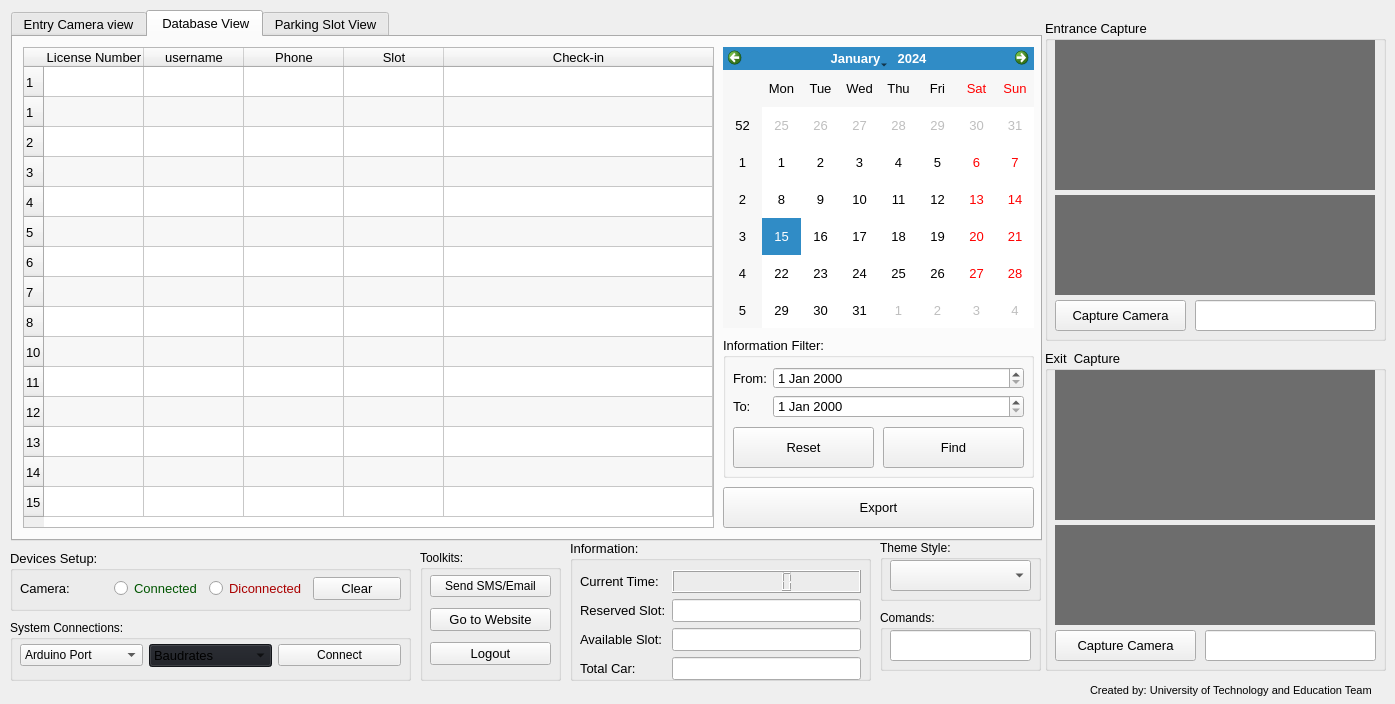
The window that ui/main.ui (leonardin999/Smart-Parking-System) describes before a commit, drawn with Qt 5.
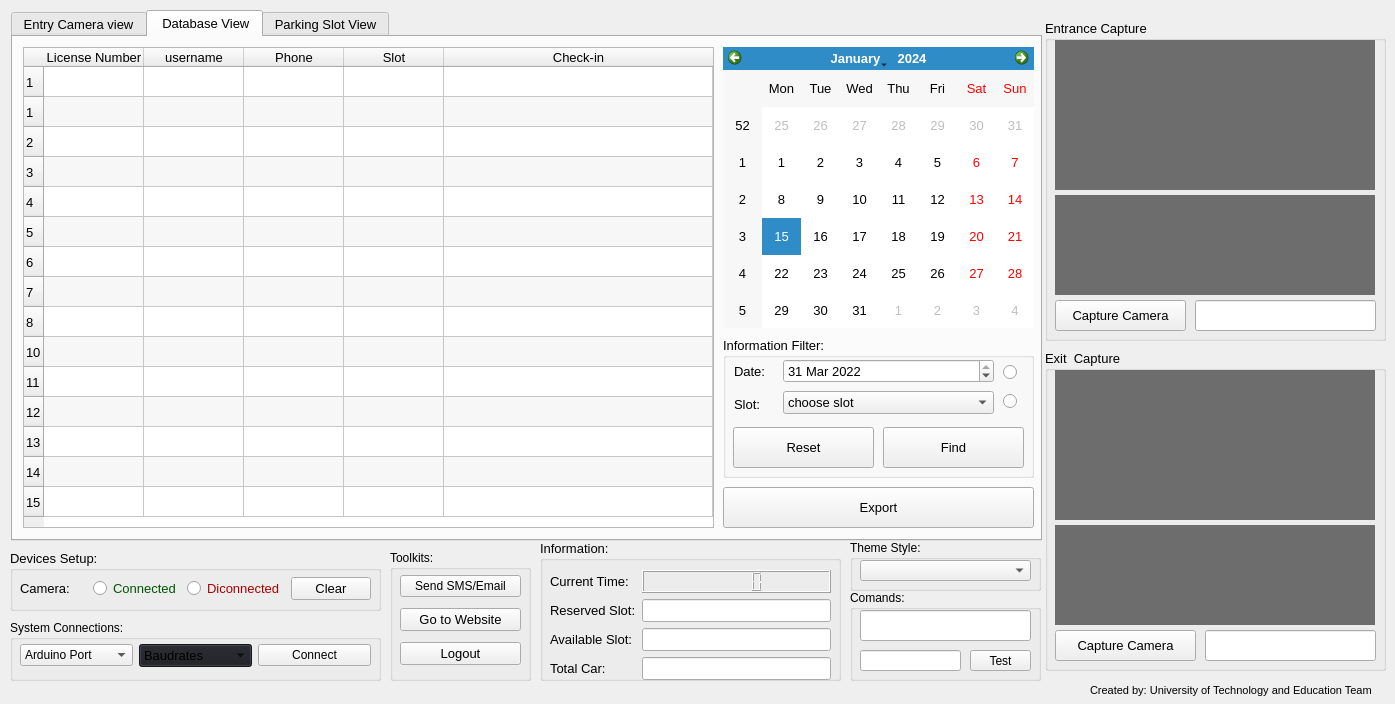
The same window after the commit. The open tabs and pages were chosen to show the change.

What changed in the file:
```diff
--- a/ui/main.ui
+++ b/ui/main.ui
@@ -316,38 +316,6 @@
         <string>Find</string>
        </property>
       </widget>
-      <widget class="QWidget" name="layoutWidget">
-       <property name="geometry">
-        <rect>
-         <x>10</x>
-         <y>30</y>
-         <width>291</width>
-         <height>51</height>
-        </rect>
-       </property>
-       <layout class="QFormLayout" name="formLayout_2">
-        <item row="0" column="0">
-         <widget class="QLabel" name="label_9">
-          <property name="text">
-           <string>From:</string>
-          </property>
-         </widget>
-        </item>
-        <item row="0" column="1">
-         <widget class="QDateEdit" name="dateEdit"/>
-        </item>
-        <item row="1" column="0">
-         <widget class="QLabel" name="label_11">
-          <property name="text">
-           <string>To:</string>
-          </property>
-         </widget>
-        </item>
-        <item row="1" column="1">
-         <widget class="QDateEdit" name="dateEdit_2"/>
-        </item>
-       </layout>
-      </widget>
       <widget class="QPushButton" name="btn_reset">
        <property name="geometry">
         <rect>
@@ -361,6 +329,150 @@
         <string>Reset</string>
        </property>
       </widget>
+      <widget class="QWidget" name="">
+       <property name="geometry">
+        <rect>
+         <x>11</x>
+         <y>20</y>
+         <width>41</width>
+         <height>61</height>
+        </rect>
+       </property>
+       <layout class="QVBoxLayout" name="verticalLayout_6">
+        <item>
+         <widget class="QLabel" name="label_9">
+          <property name="text">
+           <string>Date:</string>
+          </property>
+         </widget>
+        </item>
+        <item>
+         <widget class="QLabel" name="label_11">
+          <property name="text">
+           <string>Slot:</string>
+          </property>
+         </widget>
+        </item>
+       </layout>
+      </widget>
+      <widget class="QWidget" name="">
+       <property name="geometry">
+        <rect>
+         <x>60</x>
+         <y>20</y>
+         <width>211</width>
+         <height>61</height>
+        </rect>
+       </property>
+       <layout class="QVBoxLayout" name="verticalLayout_7">
+        <item>
+         <widget class="QDateEdit" name="dateEdit">
+          <property name="date">
+           <date>
+            <year>2022</year>
+            <month>3</month>
+            <day>31</day>
+           </date>
+          </property>
+         </widget>
+        </item>
+        <item>
+         <widget class="QComboBox" name="comboBox">
+          <item>
+           <property name="text">
+            <string>choose slot</string>
+           </property>
+          </item>
+          <item>
+           <property name="text">
+            <string>SA-00</string>
+           </property>
+          </item>
+          <item>
+           <property name="text">
+            <string>SA-01</string>
+           </property>
+          </item>
+          <item>
+           <property name="text">
+            <string>SA-02</string>
+           </property>
+          </item>
+          <item>
+           <property name="text">
+            <string>SA-03</string>
+           </property>
+          </item>
+          <item>
+           <property name="text">
+            <string>SA-04</string>
+           </property>
+          </item>
+          <item>
+           <property name="text">
+            <string>SA-05</string>
+           </property>
+          </item>
+          <item>
+           <property name="text">
+            <string>SA-06</string>
+           </property>
+          </item>
+          <item>
+           <property name="text">
+            <string>SA-07</string>
+           </property>
+          </item>
+          <item>
+           <property name="text">
+            <string>SA-08</string>
+           </property>
+          </item>
+          <item>
+           <property name="text">
+            <string>SA-09</string>
+           </property>
+          </item>
+          <item>
+           <property name="text">
+            <string>SA-10</string>
+           </property>
+          </item>
+          <item>
+           <property name="text">
+            <string>SA-11</string>
+           </property>
+          </item>
+         </widget>
+        </item>
+       </layout>
+      </widget>
+      <widget class="QWidget" name="">
+       <property name="geometry">
+        <rect>
+         <x>280</x>
+         <y>20</y>
+         <width>21</width>
+         <height>61</height>
+        </rect>
+       </property>
+       <layout class="QVBoxLayout" name="verticalLayout_9">
+        <item>
+         <widget class="QRadioButton" name="date_choose">
+          <property name="text">
+           <string/>
+          </property>
+         </widget>
+        </item>
+        <item>
+         <widget class="QRadioButton" name="slot_choose">
+          <property name="text">
+           <string/>
+          </property>
+         </widget>
+        </item>
+       </layout>
+      </widget>
      </widget>
      <widget class="QPushButton" name="btn_export">
       <property name="geometry">
@@ -995,7 +1107,7 @@
      <rect>
       <x>10</x>
       <y>550</y>
-      <width>401</width>
+      <width>371</width>
       <height>61</height>
      </rect>
     </property>
@@ -1015,7 +1127,7 @@
       <rect>
        <x>10</x>
        <y>23</y>
-       <width>381</width>
+       <width>351</width>
        <height>31</height>
       </rect>
      </property>
@@ -1084,7 +1196,7 @@
    <widget class="QGroupBox" name="groupBox_12">
     <property name="geometry">
      <rect>
-      <x>570</x>
+      <x>540</x>
       <y>540</y>
       <width>301</width>
       <height>141</height>
@@ -1171,7 +1283,7 @@
      <rect>
       <x>10</x>
       <y>620</y>
-      <width>401</width>
+      <width>371</width>
       <height>61</height>
      </rect>
     </property>
@@ -1183,7 +1295,7 @@
       <rect>
        <x>10</x>
        <y>20</y>
-       <width>381</width>
+       <width>351</width>
        <height>31</height>
       </rect>
      </property>
@@ -1378,7 +1490,7 @@
    <widget class="QGroupBox" name="groupBox_9">
     <property name="geometry">
      <rect>
-      <x>420</x>
+      <x>390</x>
       <y>550</y>
       <width>141</width>
       <height>131</height>
@@ -1440,10 +1552,10 @@
    <widget class="QGroupBox" name="groupBox_13">
     <property name="geometry">
      <rect>
-      <x>880</x>
+      <x>850</x>
       <y>540</y>
-      <width>161</width>
-      <height>61</height>
+      <width>191</width>
+      <height>51</height>
      </rect>
     </property>
     <property name="title">
@@ -1454,8 +1566,8 @@
       <rect>
        <x>10</x>
        <y>20</y>
-       <width>141</width>
-       <height>31</height>
+       <width>171</width>
+       <height>21</height>
       </rect>
      </property>
     </widget>
@@ -1463,10 +1575,10 @@
    <widget class="QGroupBox" name="groupBox_14">
     <property name="geometry">
      <rect>
-      <x>880</x>
-      <y>610</y>
-      <width>161</width>
-      <height>61</height>
+      <x>850</x>
+      <y>590</y>
+      <width>191</width>
+      <height>91</height>
      </rect>
     </property>
     <property name="title">
@@ -1477,9 +1589,38 @@
       <rect>
        <x>10</x>
        <y>20</y>
-       <width>141</width>
+       <width>171</width>
        <height>31</height>
       </rect>
+     </property>
+     <property name="text">
+      <string/>
+     </property>
+    </widget>
+    <widget class="QLineEdit" name="command_write">
+     <property name="geometry">
+      <rect>
+       <x>10</x>
+       <y>60</y>
+       <width>101</width>
+       <height>21</height>
+      </rect>
+     </property>
+     <property name="text">
+      <string/>
+     </property>
+    </widget>
+    <widget class="QPushButton" name="btn_test">
+     <property name="geometry">
+      <rect>
+       <x>120</x>
+       <y>60</y>
+       <width>61</width>
+       <height>21</height>
+      </rect>
+     </property>
+     <property name="text">
+      <string>Test</string>
      </property>
     </widget>
    </widget>
```
Left out of the diff: 2 changed lines with no effect on the pictures.
